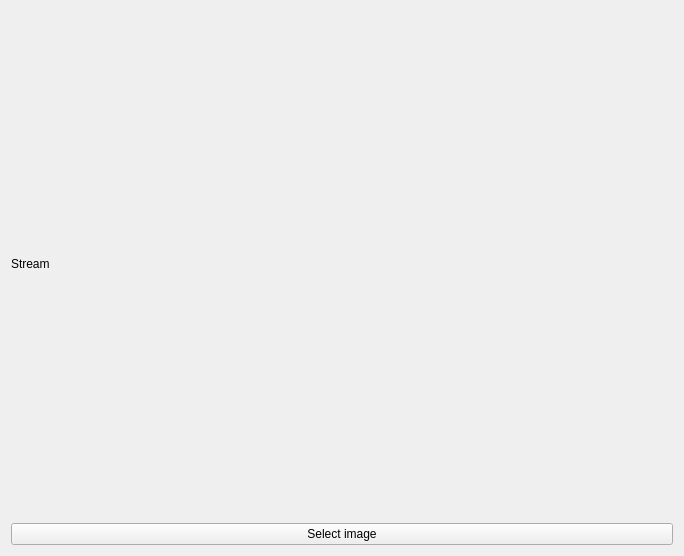
The window that ocr_tasks/ui/widget_stream_player.ui (stereomatchingkiss/show_cases) describes before a commit, drawn with Qt 5.
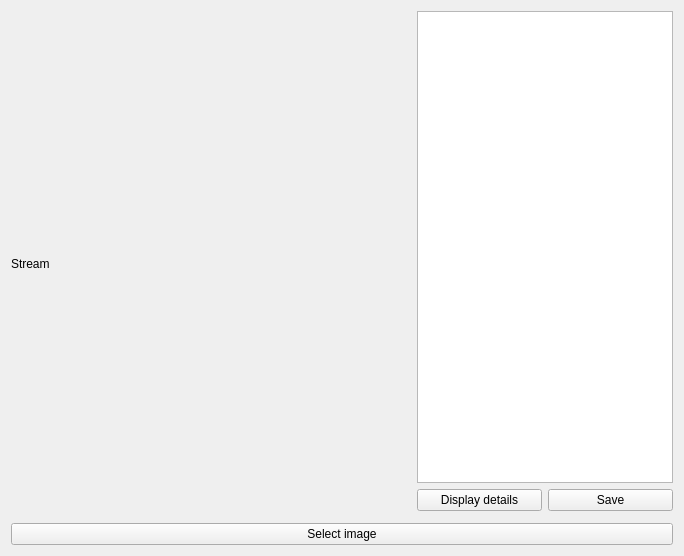
The same window after the commit.

```diff
--- a/ocr_tasks/ui/widget_stream_player.ui
+++ b/ocr_tasks/ui/widget_stream_player.ui
@@ -15,6 +15,15 @@
   </property>
   <layout class="QVBoxLayout" name="verticalLayout">
    <item>
+    <layout class="QGridLayout" name="gridLayout">
+     <item row="1" column="1">
+      <widget class="QPushButton" name="pushButtonDisplayDetails">
+       <property name="text">
+        <string>Display details</string>
+       </property>
+      </widget>
+     </item>
+     <item row="0" column="0" rowspan="3">
     <widget class="QLabel" name="labelStream">
      <property name="sizePolicy">
       <sizepolicy hsizetype="Expanding" vsizetype="Expanding">
@@ -26,6 +35,25 @@
       <string>Stream</string>
      </property>
     </widget>
+     </item>
+     <item row="1" column="2">
+      <widget class="QPushButton" name="pushButtonSave">
+       <property name="text">
+        <string>Save</string>
+       </property>
+      </widget>
+     </item>
+     <item row="0" column="1" colspan="2">
+      <widget class="QTextEdit" name="textEditOcrResult">
+       <property name="sizePolicy">
+        <sizepolicy hsizetype="Preferred" vsizetype="Expanding">
+         <horstretch>0</horstretch>
+         <verstretch>0</verstretch>
+        </sizepolicy>
+       </property>
+      </widget>
+     </item>
+    </layout>
    </item>
    <item>
     <widget class="QPushButton" name="pushButtonSelectImage">
```
Lines whose indentation alone changed are shown as unchanged.
